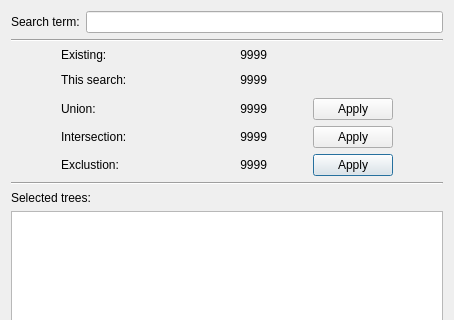
Before: the Qt Designer form src/edit/TreeSearchDialog.ui in wagenadl/sbemviewer, drawn with Qt 5; both pictures show x 0 to 454 and y 0 to 320 of the 454 by 890 pixel window.
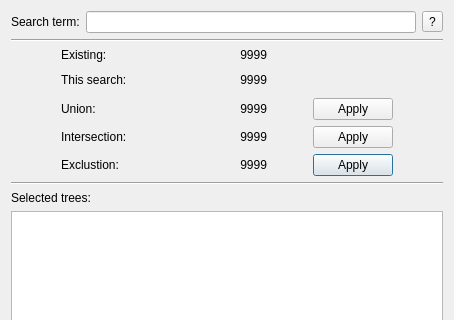
After: the same form once the commit is applied.

Commit message: Working on tree search dialog;

```diff
--- a/src/edit/TreeSearchDialog.ui
+++ b/src/edit/TreeSearchDialog.ui
@@ -26,6 +26,13 @@
      <item>
       <widget class="QLineEdit" name="searchTerm"/>
      </item>
+     <item>
+      <widget class="QToolButton" name="help">
+       <property name="text">
+        <string>?</string>
+       </property>
+      </widget>
+     </item>
     </layout>
    </item>
    <item>
```
Left out of the diff: 6 changed lines with no effect on the pictures. The commit also changes 4 other files.
